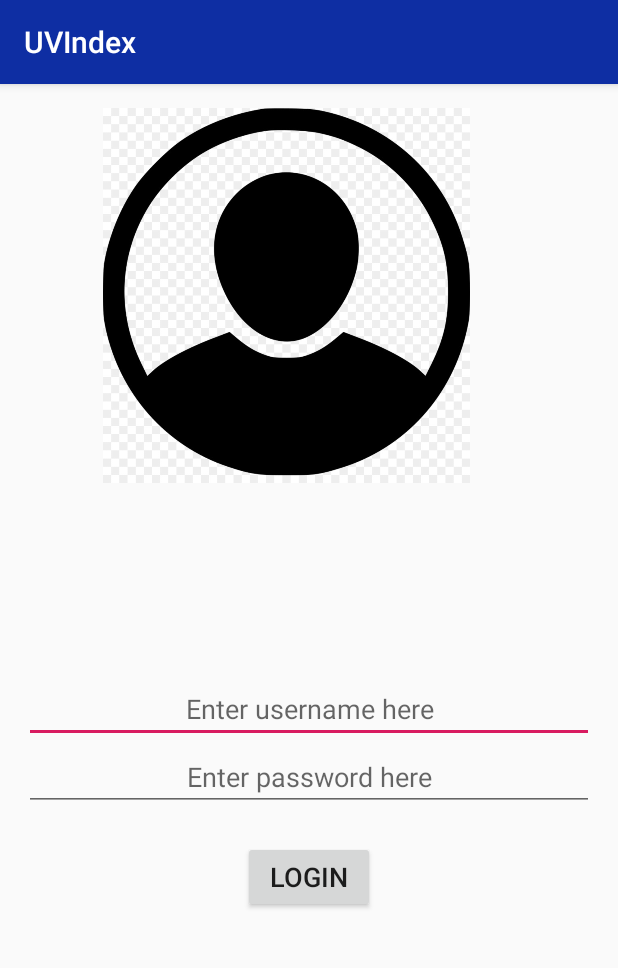
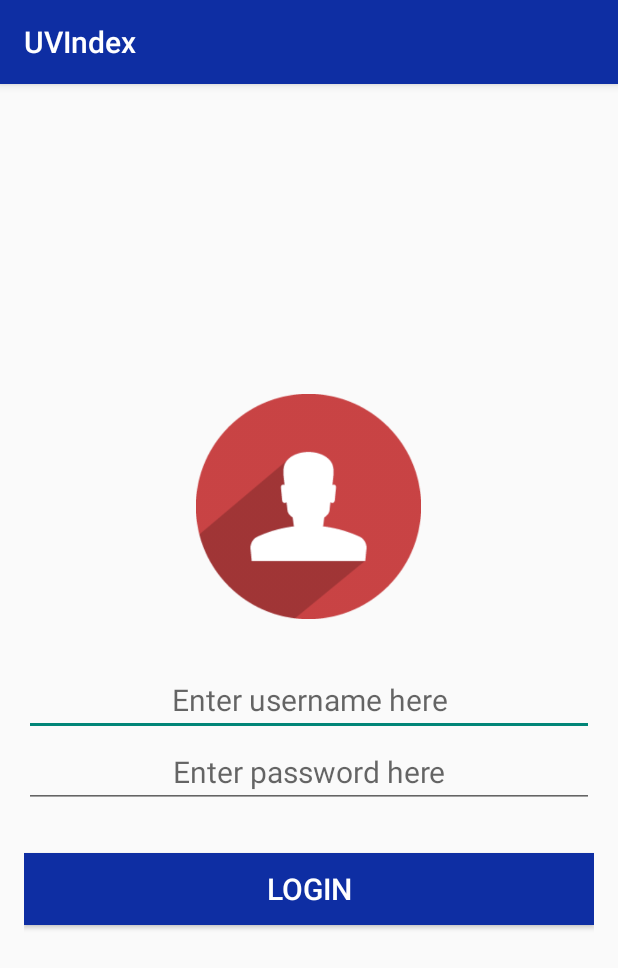
Before and after one commit to lzugaj/UvIndex, an Android app: the screen it shows after launch (MainActivity), on a phone screen of 412 x 824 dp. Shown: the top 968 px of the screen. Run offline under Robolectric (Android 15) with nearby library versions, the phone set to English and light mode, and no system bars.

Commit message:
Adding gui for login user - adding styles, dimens, strings, colors, pictuers etc.

```diff
--- a/app/src/main/res/layout/activity_main.xml
+++ b/app/src/main/res/layout/activity_main.xml
@@ -8,23 +8,9 @@
     android:gravity="center"
     android:padding="@dimen/padding">
 
-    <LinearLayout
-        android:layout_width="match_parent"
-        android:layout_height="0dp"
-        android:layout_weight="1">
-
     <ImageView
         android:id="@+id/ivLogin"
         style="@style/IvStyle" />
-    </LinearLayout>
-
-
-    <LinearLayout
-        android:layout_width="match_parent"
-        android:layout_height="0dp"
-        android:layout_weight="1"
-        android:orientation="vertical"
-        android:layout_marginTop="@dimen/marginTop">
 
     <EditText android:id="@+id/etUsername"
         style="@style/EtStyle"
@@ -36,6 +22,5 @@
 
     <Button android:id="@+id/btnLogin"
         style="@style/BtnStyle"/>
-    </LinearLayout>
 
 </LinearLayout>
--- a/app/src/main/res/values/colors.xml
+++ b/app/src/main/res/values/colors.xml
@@ -2,5 +2,5 @@
 <resources>
     <color name="colorPrimary">#0e2ea3</color>
     <color name="colorPrimaryDark">#000357</color>
-    <color name="colorAccent">#D81B60</color>
+    <color name="btnLoginTextColor">#FFFFFF</color>
 </resources>
--- a/app/src/main/res/values/dimens.xml
+++ b/app/src/main/res/values/dimens.xml
@@ -1,9 +1,8 @@
 <?xml version="1.0" encoding="utf-8"?>
 <resources>
     <dimen name="padding">16dp</dimen>
-    <dimen name="etTextSize">18sp</dimen>
-    <dimen name="ivSize">250dp</dimen>
-    <dimen name="marginBottom">50dp</dimen>
-    <dimen name="marginTop">20dp</dimen>
-    <dimen name="ivWidth">350dp</dimen>
+    <dimen name="ivSize">150dp</dimen>
+    <dimen name="etTextSize">20sp</dimen>
+    <dimen name="marginBottom">30dp</dimen>
+    <dimen name="marginTop">30dp</dimen>
 </resources>
--- a/app/src/main/res/values/strings.xml
+++ b/app/src/main/res/values/strings.xml
@@ -2,6 +2,6 @@
     <string name="app_name">UVIndex</string>
     <string name="username_hint">Enter username here</string>
     <string name="password_hint">Enter password here</string>
-    <string name="ivDescription">Login logo</string>
+    <string name="iv_description">Login user logo</string>
     <string name="login">Login</string>
 </resources>
--- a/app/src/main/res/values/styles.xml
+++ b/app/src/main/res/values/styles.xml
@@ -1,21 +1,21 @@
 <resources>
 
-    <!-- Base application theme. -->
     <style name="AppTheme" parent="Theme.AppCompat.Light.DarkActionBar">
-        <!-- Customize your theme here. -->
         <item name="colorPrimary">@color/colorPrimary</item>
         <item name="colorPrimaryDark">@color/colorPrimaryDark</item>
-        <item name="colorAccent">@color/colorAccent</item>
     </style>
 
+    <!-- Image View Style -->
     <style name="IvStyle">
-        <item name="android:layout_width">@dimen/ivWidth</item>
+        <item name="android:layout_width">@dimen/ivSize</item>
         <item name="android:layout_height">@dimen/ivSize</item>
-        <item name="android:src">@drawable/login_logo</item>
+        <item name="android:src">@drawable/auth_logo</item>
+        <item name="android:layout_gravity">center</item>
         <item name="android:layout_marginBottom">@dimen/marginBottom</item>
-        <item name="android:contentDescription">@string/ivDescription</item>
+        <item name="android:contentDescription">@string/iv_description</item>
     </style>
 
+    <!-- Edit Text Style -->
     <style name="EtStyle">
         <item name="android:layout_width">match_parent</item>
         <item name="android:layout_height">wrap_content</item>
@@ -23,13 +23,16 @@
         <item name="android:textAlignment">center</item>
     </style>
 
+    <!-- Button Style -->
     <style name="BtnStyle">
-        <item name="android:layout_width">wrap_content</item>
+        <item name="android:layout_width">match_parent</item>
         <item name="android:layout_height">wrap_content</item>
         <item name="android:layout_gravity">center</item>
         <item name="android:textSize">@dimen/etTextSize</item>
         <item name="android:text">@string/login</item>
         <item name="android:layout_marginTop">@dimen/marginTop</item>
+        <item name="android:background">@color/colorPrimary</item>
+        <item name="android:textColor">@color/btnLoginTextColor</item>
     </style>
 
 </resources>
```
Also changed, not shown: app/src/main/java/com/luv2code/android/uvindex/database/UvIndexDatabase.java (deleted, +0 -34 lines), app/src/main/java/com/luv2code/android/uvindex/repository/impl/UserRepositoryImpl.java (deleted, +0 -38 lines), app/src/main/res/drawable/auth_logo.png (added). Lines whose indentation alone changed are shown as unchanged.
